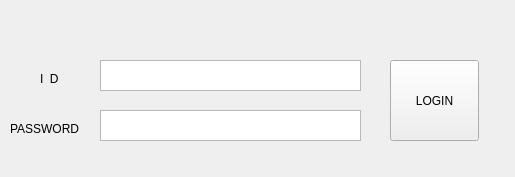
Above: GUI/login.ui from addinedu-ros-6th/ros-repo-5 before the change. Below: the same form after it.
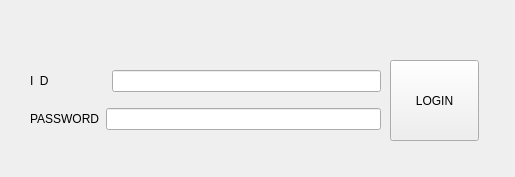
That is the form after the change.

Commit message: login.py id and password update

Patch:
```diff
--- a/GUI/login.ui
+++ b/GUI/login.ui
@@ -14,42 +14,6 @@
    <string>MainWindow</string>
   </property>
   <widget class="QWidget" name="centralwidget">
-   <widget class="QLabel" name="label">
-    <property name="geometry">
-     <rect>
-      <x>40</x>
-      <y>70</y>
-      <width>31</width>
-      <height>17</height>
-     </rect>
-    </property>
-    <property name="text">
-     <string>I  D</string>
-    </property>
-   </widget>
-   <widget class="QLabel" name="label_2">
-    <property name="geometry">
-     <rect>
-      <x>10</x>
-      <y>120</y>
-      <width>91</width>
-      <height>17</height>
-     </rect>
-    </property>
-    <property name="text">
-     <string>PASSWORD</string>
-    </property>
-   </widget>
-   <widget class="QTextEdit" name="text_password">
-    <property name="geometry">
-     <rect>
-      <x>100</x>
-      <y>110</y>
-      <width>261</width>
-      <height>31</height>
-     </rect>
-    </property>
-   </widget>
    <widget class="QPushButton" name="login_button">
     <property name="geometry">
      <rect>
@@ -63,15 +27,45 @@
      <string>LOGIN</string>
     </property>
    </widget>
-   <widget class="QTextEdit" name="text_id">
+   <widget class="QWidget" name="">
     <property name="geometry">
      <rect>
-      <x>100</x>
+      <x>30</x>
       <y>60</y>
-      <width>261</width>
-      <height>31</height>
+      <width>351</width>
+      <height>81</height>
      </rect>
     </property>
+    <layout class="QVBoxLayout" name="verticalLayout">
+     <item>
+      <layout class="QHBoxLayout" name="horizontalLayout">
+       <item>
+        <widget class="QLabel" name="label">
+         <property name="text">
+          <string>I  D                 </string>
+         </property>
+        </widget>
+       </item>
+       <item>
+        <widget class="QLineEdit" name="text_id"/>
+       </item>
+      </layout>
+     </item>
+     <item>
+      <layout class="QHBoxLayout" name="horizontalLayout_2">
+       <item>
+        <widget class="QLabel" name="label_2">
+         <property name="text">
+          <string>PASSWORD</string>
+         </property>
+        </widget>
+       </item>
+       <item>
+        <widget class="QLineEdit" name="text_password"/>
+       </item>
+      </layout>
+     </item>
+    </layout>
    </widget>
   </widget>
  </widget>
```
The commit also changes 1 other file.
